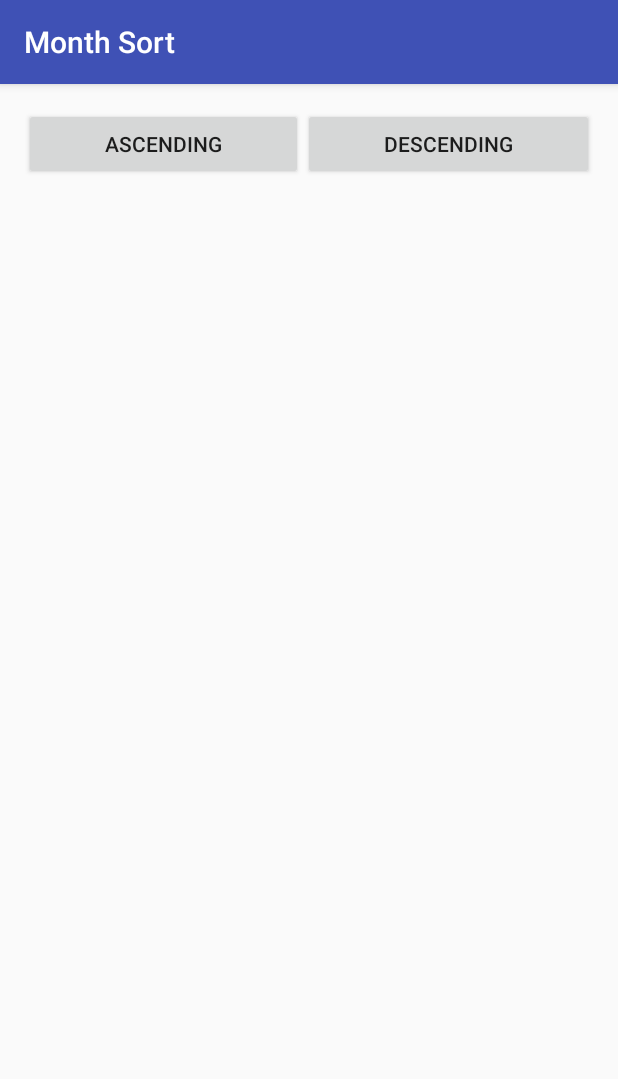
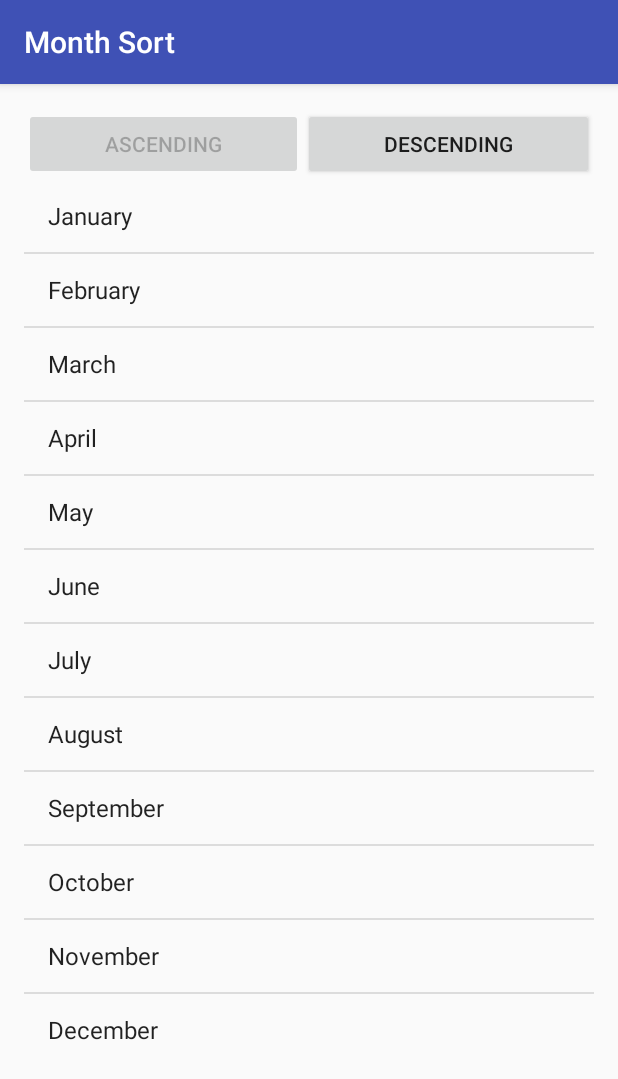
Before and after one commit to Acadgild-AND-Hari/AG_AND_S4_A1, an Android app: the screen it shows after launch (MonthSortActivity), on a phone screen of 412 x 824 dp. Shown: the top 1079 px of the screen. Run offline under Robolectric (Android 15) with nearby library versions, the phone set to English and light mode, and no system bars; our stand-ins replace ButterKnife.

Commit message:
Code changes done

```diff
--- a/app/src/main/java/com/hari/aag/monthsort/MonthSortActivity.java
+++ b/app/src/main/java/com/hari/aag/monthsort/MonthSortActivity.java
@@ -1,13 +1,132 @@
 package com.hari.aag.monthsort;
 
+import android.content.SharedPreferences;
+import android.os.Bundle;
 import android.support.v7.app.AppCompatActivity;
-import android.os.Bundle;
+import android.util.Log;
+import android.view.View;
+import android.widget.ArrayAdapter;
+import android.widget.Button;
+import android.widget.ListView;
+import android.widget.Toast;
 
-public class MonthSortActivity extends AppCompatActivity {
+import butterknife.BindView;
+import butterknife.ButterKnife;
+
+public class MonthSortActivity extends AppCompatActivity
+    implements View.OnClickListener {
+
+    private static final String LOG_TAG = MonthSortActivity.class.getSimpleName();
+    private static final String PREFS_NAME = MonthSortActivity.class.getSimpleName();
+
+    private static final String IS_ASC_SORT = "isAscSort";
+
+    private String[] ascMonthStr = {
+            "January", "February", "March", "April",
+            "May", "June", "July", "August",
+            "September", "October", "November", "December"
+    };
+    private String[] dscMonthStr = {
+            "December", "November", "October", "September",
+            "August", "July", "June", "May",
+            "April", "March", "February", "January"
+    };
+
+    private boolean isAscSortBool = true;
+
+    @BindView(R.id.id_asc_btn) Button ascBtn;
+    @BindView(R.id.id_dsc_btn) Button dscBtn;
+    @BindView(R.id.id_list_month) ListView monthLV;
 
     @Override
     protected void onCreate(Bundle savedInstanceState) {
         super.onCreate(savedInstanceState);
         setContentView(R.layout.activity_month_sort);
+        ButterKnife.bind(this);
+
+        ascBtn.setOnClickListener(this);
+        dscBtn.setOnClickListener(this);
+
+        Log.d(LOG_TAG, "Inside - onCreate");
+        readValuesFromPrefs();
+        updateValueToUI();
     }
+
+    @Override
+    protected void onPause() {
+        super.onPause();
+        Log.d(LOG_TAG, "Inside - onPause");
+        saveValuesToPrefs();
+    }
+
+    @Override
+    public void onClick(View view) {
+        switch (view.getId()){
+            case R.id.id_asc_btn:
+                isAscSortBool = true;
+                saveValuesToPrefs();
+                updateValueToUI();
+                Toast.makeText(this, "You have selected 'Ascending' sort.!", Toast.LENGTH_SHORT).show();
+                break;
+            case R.id.id_dsc_btn:
+                isAscSortBool = false;
+                saveValuesToPrefs();
+                updateValueToUI();
+                Toast.makeText(this, "You have selected 'Descending' sort.!", Toast.LENGTH_SHORT).show();
+                break;
+        }
+    }
+
+    private void updateValueToUI(){
+        updateListView();
+        if (isAscSortBool){
+            ascBtn.setClickable(false);
+            dscBtn.setClickable(true);
+
+            ascBtn.setEnabled(false);
+            dscBtn.setEnabled(true);
+        } else {
+            ascBtn.setClickable(true);
+            dscBtn.setClickable(false);
+
+            ascBtn.setEnabled(true);
+            dscBtn.setEnabled(false);
+        }
+    }
+
+    private void updateListView(){
+        ArrayAdapter<String> monthAdapter;
+        if (isAscSortBool){
+            monthAdapter = new ArrayAdapter<>(this,
+                    android.R.layout.simple_list_item_1, ascMonthStr);
+        } else {
+            monthAdapter = new ArrayAdapter<>(this,
+                    android.R.layout.simple_list_item_1, dscMonthStr);
+        }
+        monthLV.setAdapter(monthAdapter);
+    }
+
+    private void readValuesFromPrefs(){
+        SharedPreferences mySharedPrefs = getSharedPreferences(PREFS_NAME, MODE_PRIVATE);
+
+        isAscSortBool = mySharedPrefs.getBoolean(IS_ASC_SORT, true);
+
+        Log.d(LOG_TAG, "Values Read from Prefs.");
+        dumpPrefValues();
+    }
+
+    private void saveValuesToPrefs(){
+        SharedPreferences.Editor prefsEditor = getSharedPreferences(PREFS_NAME, MODE_PRIVATE).edit();
+
+        prefsEditor.putBoolean(IS_ASC_SORT, isAscSortBool);
+        prefsEditor.commit();
+
+        Log.d(LOG_TAG, "Values Saved to Prefs.");
+        dumpPrefValues();
+    }
+
+    private void dumpPrefValues(){
+        Log.d(LOG_TAG, IS_ASC_SORT + " - " + isAscSortBool);
+    }
+
 }
```
